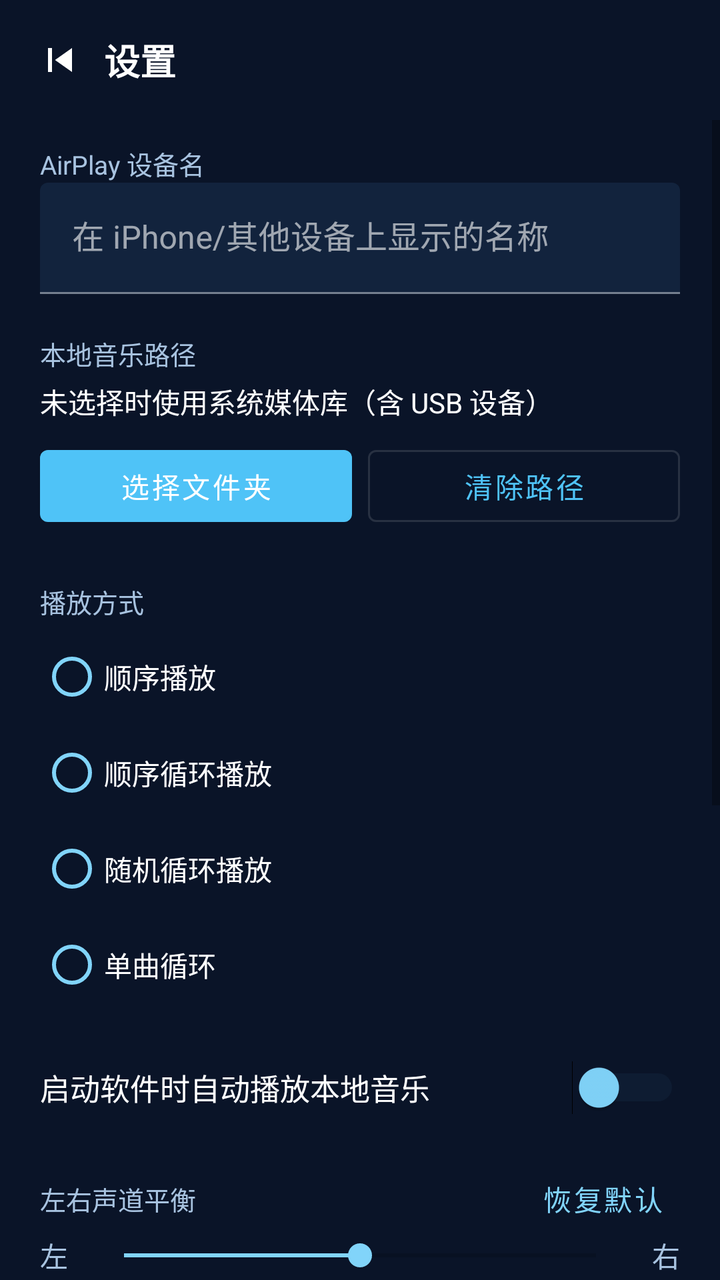
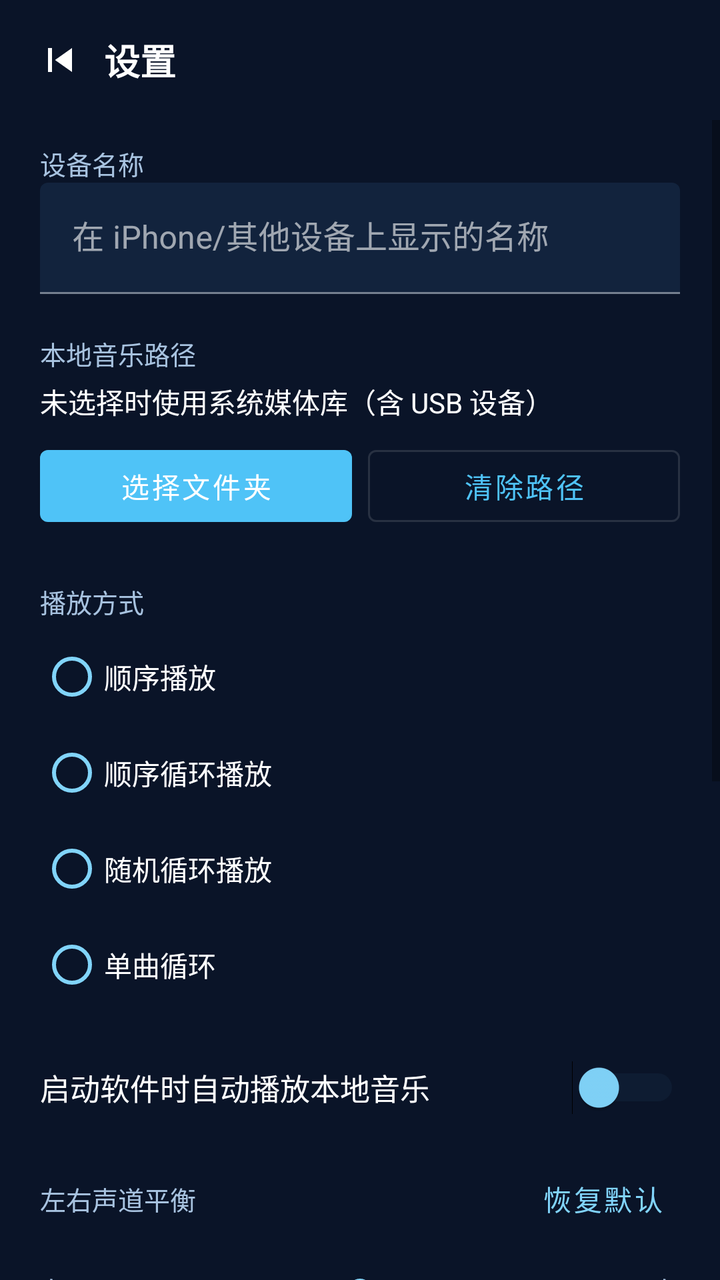

An Android layout rendered at two revisions. The XML below is the earlier revision; the diff shows what the commit changed to produce the second picture.
<!-- AndroidManifest.xml: application theme Theme.AirMusic -->
<!-- res/layout/activity_settings.xml -->
<?xml version="1.0" encoding="utf-8"?>
<LinearLayout xmlns:android="http://schemas.android.com/apk/res/android"
    xmlns:app="http://schemas.android.com/apk/res-auto"
    android:layout_width="match_parent"
    android:layout_height="match_parent"
    android:background="@color/background"
    android:orientation="vertical">

    <LinearLayout
        android:layout_width="match_parent"
        android:layout_height="wrap_content"
        android:gravity="center_vertical"
        android:orientation="horizontal"
        android:paddingStart="8dp"
        android:paddingTop="8dp"
        android:paddingEnd="16dp"
        android:paddingBottom="8dp">

        <ImageButton
            android:id="@+id/btn_back"
            android:layout_width="44dp"
            android:layout_height="44dp"
            android:background="?attr/selectableItemBackgroundBorderless"
            android:contentDescription="@string/previous"
            android:src="@drawable/ic_prev"
            android:tint="@color/text_primary" />

        <TextView
            android:layout_width="0dp"
            android:layout_height="wrap_content"
            android:layout_weight="1"
            android:text="@string/settings_title"
            android:textColor="@color/text_primary"
            android:textSize="18sp"
            android:textStyle="bold" />
    </LinearLayout>

    <ScrollView
        android:layout_width="match_parent"
        android:layout_height="0dp"
        android:layout_weight="1"
        android:fillViewport="true">

        <LinearLayout
            android:layout_width="match_parent"
            android:layout_height="wrap_content"
            android:orientation="vertical"
            android:paddingStart="20dp"
            android:paddingEnd="20dp"
            android:paddingBottom="24dp">

            <TextView
                android:layout_width="match_parent"
                android:layout_height="wrap_content"
                android:layout_marginTop="12dp"
                android:text="@string/pref_airplay_name"
                android:textColor="@color/text_secondary"
                android:textSize="13sp" />

            <com.google.android.material.textfield.TextInputLayout
                android:layout_width="match_parent"
                android:layout_height="wrap_content"
                android:hint="@string/pref_airplay_name_hint"
                app:boxBackgroundColor="@color/surface"
                app:hintTextColor="@color/text_secondary">

                <com.google.android.material.textfield.TextInputEditText
                    android:id="@+id/input_airplay_name"
                    android:layout_width="match_parent"
                    android:layout_height="wrap_content"
                    android:inputType="text"
                    android:textColor="@color/text_primary"
                    android:textSize="16sp" />
            </com.google.android.material.textfield.TextInputLayout>

            <TextView
                android:layout_width="match_parent"
                android:layout_height="wrap_content"
                android:layout_marginTop="20dp"
                android:text="@string/pref_music_path"
                android:textColor="@color/text_secondary"
                android:textSize="13sp" />

            <TextView
                android:id="@+id/path_display"
                android:layout_width="match_parent"
                android:layout_height="wrap_content"
                android:layout_marginTop="4dp"
                android:text="@string/pref_music_path_hint"
                android:textColor="@color/text_primary"
                android:textSize="14sp" />

            <LinearLayout
                android:layout_width="match_parent"
                android:layout_height="wrap_content"
                android:layout_marginTop="8dp"
                android:orientation="horizontal">

                <com.google.android.material.button.MaterialButton
                    android:id="@+id/btn_choose_folder"
                    android:layout_width="0dp"
                    android:layout_height="wrap_content"
                    android:layout_weight="1"
                    android:text="@string/pref_choose_folder" />

                <com.google.android.material.button.MaterialButton
                    android:id="@+id/btn_clear_path"
                    android:layout_width="0dp"
                    android:layout_height="wrap_content"
                    android:layout_marginStart="8dp"
                    android:layout_weight="1"
                    android:text="@string/pref_clear_path"
                    style="@style/Widget.MaterialComponents.Button.OutlinedButton" />
            </LinearLayout>

            <TextView
                android:layout_width="match_parent"
                android:layout_height="wrap_content"
                android:layout_marginTop="24dp"
                android:text="@string/pref_play_mode"
                android:textColor="@color/text_secondary"
                android:textSize="13sp" />

            <RadioGroup
                android:id="@+id/radio_mode"
                android:layout_width="match_parent"
                android:layout_height="wrap_content"
                android:layout_marginTop="4dp">

                <RadioButton
                    android:id="@+id/mode_sequence"
                    android:layout_width="match_parent"
                    android:layout_height="wrap_content"
                    android:buttonTint="@color/accent"
                    android:text="@string/mode_sequence"
                    android:textColor="@color/text_primary" />

                <RadioButton
                    android:id="@+id/mode_folder_loop"
                    android:layout_width="match_parent"
                    android:layout_height="wrap_content"
                    android:buttonTint="@color/accent"
                    android:text="@string/mode_folder_loop"
                    android:textColor="@color/text_primary" />

                <RadioButton
                    android:id="@+id/mode_shuffle"
                    android:layout_width="match_parent"
                    android:layout_height="wrap_content"
                    android:buttonTint="@color/accent"
                    android:text="@string/mode_shuffle"
                    android:textColor="@color/text_primary" />

                <RadioButton
                    android:id="@+id/mode_repeat_one"
                    android:layout_width="match_parent"
                    android:layout_height="wrap_content"
                    android:buttonTint="@color/accent"
                    android:text="@string/mode_repeat_one"
                    android:textColor="@color/text_primary" />
            </RadioGroup>

            <Switch
                android:id="@+id/switch_auto_play"
                android:layout_width="match_parent"
                android:layout_height="wrap_content"
                android:layout_marginTop="24dp"
                android:text="@string/pref_auto_play"
                android:textColor="@color/text_primary"
                android:textSize="15sp"
                android:thumbTint="@color/accent"
                android:trackTint="@color/surface_light" />

            <LinearLayout
                android:layout_width="match_parent"
                android:layout_height="wrap_content"
                android:layout_marginTop="24dp"
                android:gravity="center_vertical"
                android:orientation="horizontal">

                <TextView
                    android:layout_width="0dp"
                    android:layout_height="wrap_content"
                    android:layout_weight="1"
                    android:text="@string/pref_balance"
                    android:textColor="@color/text_secondary"
                    android:textSize="13sp" />

                <com.google.android.material.button.MaterialButton
                    android:id="@+id/btn_reset_balance"
                    style="@style/Widget.MaterialComponents.Button.TextButton"
                    android:layout_width="wrap_content"
                    android:layout_height="wrap_content"
                    android:insetTop="0dp"
                    android:insetBottom="0dp"
                    android:minWidth="0dp"
                    android:minHeight="36dp"
                    android:text="@string/pref_reset_balance"
                    android:textColor="@color/accent" />
            </LinearLayout>

            <LinearLayout
                android:layout_width="match_parent"
                android:layout_height="wrap_content"
                android:gravity="center_vertical"
                android:orientation="horizontal">

                <TextView
                    android:layout_width="wrap_content"
                    android:layout_height="wrap_content"
                    android:text="@string/balance_left"
                    android:textColor="@color/text_secondary"
                    android:textSize="14sp" />

                <SeekBar
                    android:id="@+id/seek_balance"
                    android:layout_width="0dp"
                    android:layout_height="wrap_content"
                    android:layout_marginStart="12dp"
                    android:layout_marginEnd="12dp"
                    android:layout_weight="1"
                    android:max="200"
                    android:progress="100"
                    android:progressTint="@color/accent"
                    android:thumbTint="@color/accent" />

                <TextView
                    android:layout_width="wrap_content"
                    android:layout_height="wrap_content"
                    android:text="@string/balance_right"
                    android:textColor="@color/text_secondary"
                    android:textSize="14sp" />
            </LinearLayout>

            <com.google.android.material.button.MaterialButton
                android:id="@+id/btn_save"
                android:layout_width="match_parent"
                android:layout_height="wrap_content"
                android:layout_marginTop="28dp"
                android:text="@string/pref_save" />

            <com.google.android.material.button.MaterialButton
                android:id="@+id/btn_rescan"
                android:layout_width="match_parent"
                android:layout_height="wrap_content"
                android:layout_marginTop="8dp"
                android:text="@string/rescan"
                style="@style/Widget.MaterialComponents.Button.OutlinedButton" />

            <com.google.android.material.button.MaterialButton
                android:id="@+id/btn_set_home"
                android:layout_width="match_parent"
                android:layout_height="wrap_content"
                android:layout_marginTop="8dp"
                android:text="@string/pref_set_home"
                style="@style/Widget.MaterialComponents.Button.OutlinedButton" />

            <TextView
                android:layout_width="match_parent"
                android:layout_height="wrap_content"
                android:layout_marginTop="28dp"
                android:text="@string/pref_diagnostic"
                android:textColor="@color/text_secondary"
                android:textSize="13sp"
                android:textStyle="bold" />

            <TextView
                android:layout_width="match_parent"
                android:layout_height="wrap_content"
                android:layout_marginTop="4dp"
                android:text="@string/airplay_status_hint"
                android:textColor="@color/text_secondary"
                android:textSize="12sp" />

            <TextView
                android:id="@+id/airplay_status"
                android:layout_width="match_parent"
                android:layout_height="wrap_content"
                android:layout_marginTop="8dp"
                android:background="@color/surface"
                android:fontFamily="monospace"
                android:padding="12dp"
                android:textColor="@color/text_primary"
                android:textSize="13sp" />

            <com.google.android.material.button.MaterialButton
                android:id="@+id/btn_export_logs"
                android:layout_width="match_parent"
                android:layout_height="wrap_content"
                android:layout_marginTop="8dp"
                android:text="@string/export_logs"
                style="@style/Widget.MaterialComponents.Button.OutlinedButton" />
        </LinearLayout>
    </ScrollView>
</LinearLayout>
<!-- resources referenced by this layout -->
<resources>
  <color name="accent">#81D4FA</color>
  <color name="background">#0A1428</color>
  <color name="surface">#12233D</color>
  <color name="surface_light">#1B3550</color>
  <color name="text_primary">#FFFFFF</color>
  <color name="text_secondary">#A8C3E0</color>
  <!-- drawable ic_prev (drawable) -->
  <?xml version="1.0" encoding="utf-8"?>
  <vector xmlns:android="http://schemas.android.com/apk/res/android"
      android:width="24dp"
      android:height="24dp"
      android:viewportWidth="24"
      android:viewportHeight="24">
      <path
          android:fillColor="#FFFFFFFF"
          android:pathData="M6,6h2v12L6,18zM9.5,12l8.5,6L18,6z" />
  </vector>
  <string name="airplay_status_hint">AirPlay 服务状态（开机后若 iPhone 搜不到设备，请先查看这里）</string>
  <string name="balance_left">左</string>
  <string name="balance_right">右</string>
  <string name="export_logs">导出诊断日志</string>
  <string name="mode_folder_loop">顺序循环播放</string>
  <string name="mode_repeat_one">单曲循环</string>
  <string name="mode_sequence">顺序播放</string>
  <string name="mode_shuffle">随机循环播放</string>
  <string name="pref_airplay_name">AirPlay 设备名</string>
  <string name="pref_airplay_name_hint">在 iPhone/其他设备上显示的名称</string>
  <string name="pref_auto_play">启动软件时自动播放本地音乐</string>
  <string name="pref_balance">左右声道平衡</string>
  <string name="pref_choose_folder">选择文件夹</string>
  <string name="pref_clear_path">清除路径</string>
  <string name="pref_diagnostic">诊断</string>
  <string name="pref_music_path">本地音乐路径</string>
  <string name="pref_music_path_hint">未选择时使用系统媒体库（含 USB 设备）</string>
  <string name="pref_play_mode">播放方式</string>
  <string name="pref_reset_balance">恢复默认</string>
  <string name="pref_save">保存</string>
  <string name="pref_set_home">设为桌面（默认主页）</string>
  <string name="previous">上一首</string>
  <string name="rescan">重新扫描音乐</string>
  <string name="settings_title">设置</string>
  <style name="Theme.AirMusic" parent="Theme.MaterialComponents.DayNight.NoActionBar">
          <item name="colorPrimary">@color/primary</item>
          <item name="colorPrimaryVariant">@color/primary_dark</item>
          <item name="colorOnPrimary">@color/text_primary</item>
          <item name="colorSecondary">@color/accent</item>
          <item name="colorSecondaryVariant">@color/accent</item>
          <item name="colorOnSecondary">@color/background</item>
          <item name="android:colorBackground">@color/background</item>
          <item name="colorSurface">@color/surface</item>
          <item name="colorOnSurface">@color/text_primary</item>
          <item name="android:colorControlHighlight">@android:color/transparent</item>
          <item name="colorControlHighlight">@android:color/transparent</item>
          <item name="android:statusBarColor">@color/background</item>
          <item name="android:windowBackground">@color/background</item>
      </style>
  <color name="primary">#4FC3F7</color>
  <color name="primary_dark">#0288D1</color>
</resources>

<!-- the commit's change to res/layout/activity_settings.xml (unified diff, before → after) -->
@@ -215,7 +215,7 @@
                 <SeekBar
                     android:id="@+id/seek_balance"
                     android:layout_width="0dp"
-                    android:layout_height="wrap_content"
+                    android:layout_height="56dp"
                     android:layout_marginStart="12dp"
                     android:layout_marginEnd="12dp"
                     android:layout_weight="1"
<!-- resource entries referenced after the edit -->
@@ -25,7 +25,7 @@
   <string name="mode_repeat_one">单曲循环</string>
   <string name="mode_sequence">顺序播放</string>
   <string name="mode_shuffle">随机循环播放</string>
-  <string name="pref_airplay_name">AirPlay 设备名</string>
+  <string name="pref_airplay_name">设备名称</string>
   <string name="pref_airplay_name_hint">在 iPhone/其他设备上显示的名称</string>
   <string name="pref_auto_play">启动软件时自动播放本地音乐</string>
   <string name="pref_balance">左右声道平衡</string>
